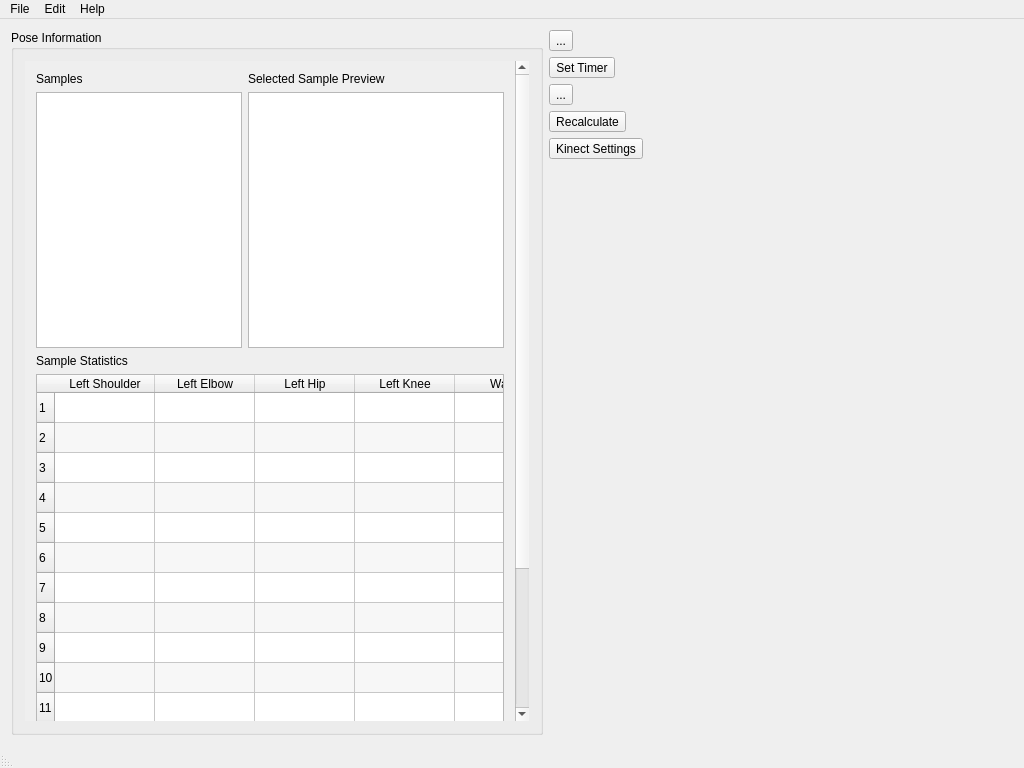
First picture: the form in mainwindow.ui, repository freemancw/PoseDesigner, before the edit.
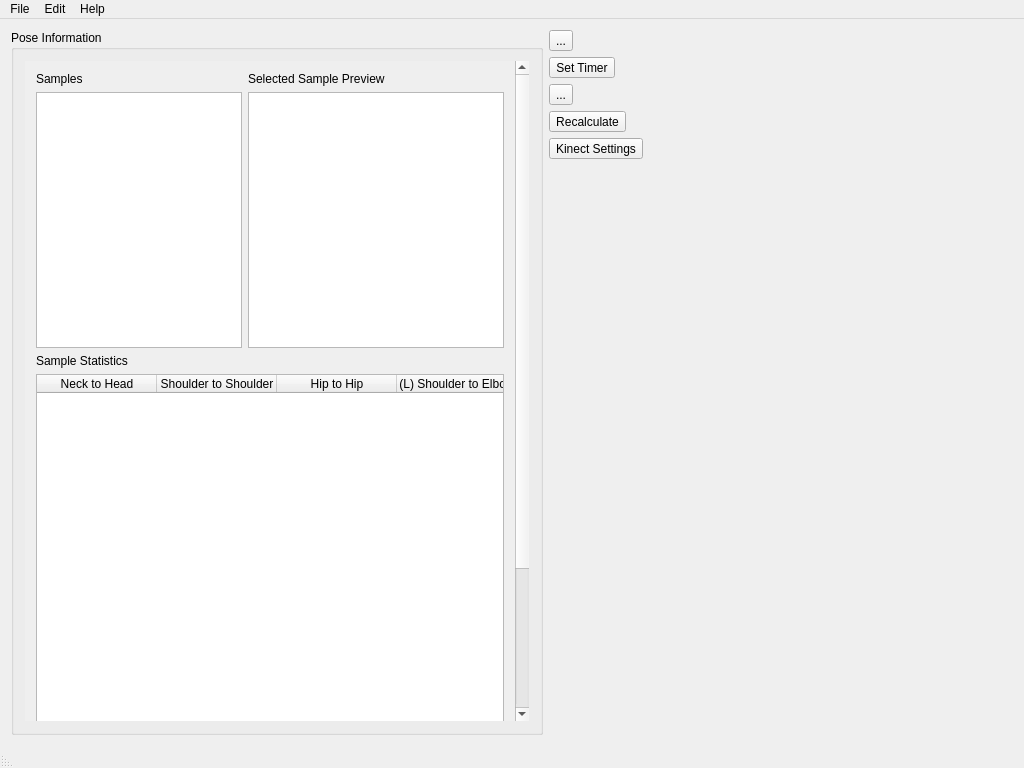
Second picture: the form after the edit. Icons and pictures are not drawn. Custom widgets are drawn as their Qt base class.

The edit to the form file:
```diff
--- a/mainwindow.ui
+++ b/mainwindow.ui
@@ -62,7 +62,7 @@
           <property name="geometry">
            <rect>
             <x>0</x>
-            <y>0</y>
+            <y>-166</y>
             <width>451</width>
             <height>842</height>
            </rect>
@@ -169,74 +169,109 @@
              <property name="alternatingRowColors">
               <bool>true</bool>
              </property>
+             <property name="gridStyle">
+              <enum>Qt::SolidLine</enum>
+             </property>
              <property name="sortingEnabled">
               <bool>true</bool>
              </property>
+             <property name="wordWrap">
+              <bool>true</bool>
+             </property>
              <property name="rowCount">
-              <number>16</number>
+              <number>0</number>
              </property>
              <property name="columnCount">
-              <number>9</number>
+              <number>15</number>
              </property>
-             <row/>
-             <row/>
-             <row/>
-             <row/>
-             <row/>
-             <row/>
-             <row/>
-             <row/>
-             <row/>
-             <row/>
-             <row/>
-             <row/>
-             <row/>
-             <row/>
-             <row/>
-             <row/>
+             <attribute name="horizontalHeaderCascadingSectionResizes">
+              <bool>false</bool>
+             </attribute>
+             <attribute name="horizontalHeaderDefaultSectionSize">
+              <number>120</number>
+             </attribute>
+             <attribute name="horizontalHeaderMinimumSectionSize">
+              <number>50</number>
+             </attribute>
+             <attribute name="horizontalHeaderStretchLastSection">
+              <bool>false</bool>
+             </attribute>
+             <attribute name="verticalHeaderDefaultSectionSize">
+              <number>30</number>
+             </attribute>
              <column>
               <property name="text">
-               <string>Left Shoulder</string>
+               <string>Neck to Head</string>
               </property>
              </column>
              <column>
               <property name="text">
-               <string>Left Elbow</string>
+               <string>Shoulder to Shoulder</string>
               </property>
              </column>
              <column>
               <property name="text">
-               <string>Left Hip</string>
+               <string>Hip to Hip</string>
               </property>
              </column>
              <column>
               <property name="text">
-               <string>Left Knee</string>
+               <string>(L) Shoulder to Elbow</string>
               </property>
              </column>
              <column>
               <property name="text">
-               <string>Waist</string>
+               <string>(L) Elbow to Hand</string>
               </property>
              </column>
              <column>
               <property name="text">
-               <string>Right Shoulder</string>
+               <string>(L) Shoulder to Waist</string>
               </property>
              </column>
              <column>
               <property name="text">
-               <string>Right Elbow</string>
+               <string>(L) Waist to Hip</string>
               </property>
              </column>
              <column>
               <property name="text">
-               <string>Right Hip</string>
+               <string>(L) Hip to Knee</string>
               </property>
              </column>
              <column>
               <property name="text">
-               <string>Right Knee</string>
+               <string>(L) Knee to Foot</string>
+              </property>
+             </column>
+             <column>
+              <property name="text">
+               <string>(R) Shoulder to Elbow</string>
+              </property>
+             </column>
+             <column>
+              <property name="text">
+               <string>(R) Elbow to Hand</string>
+              </property>
+             </column>
+             <column>
+              <property name="text">
+               <string>(R) Shoulder to Waist</string>
+              </property>
+             </column>
+             <column>
+              <property name="text">
+               <string>(R) Waist to Hip</string>
+              </property>
+             </column>
+             <column>
+              <property name="text">
+               <string>(R) Hip to Knee</string>
+              </property>
+             </column>
+             <column>
+              <property name="text">
+               <string>(R) Knee to Foot</string>
               </property>
              </column>
             </widget>
```
Left out of the diff: 4 changed lines with no effect on the pictures.
